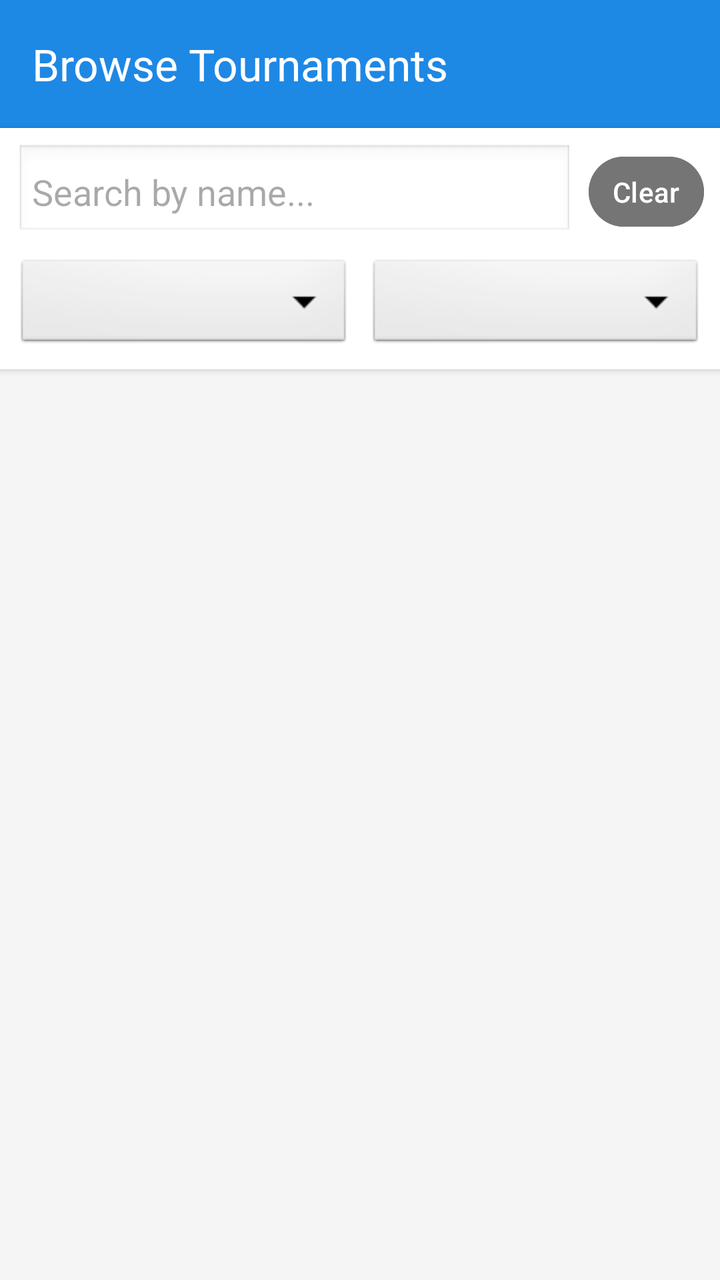
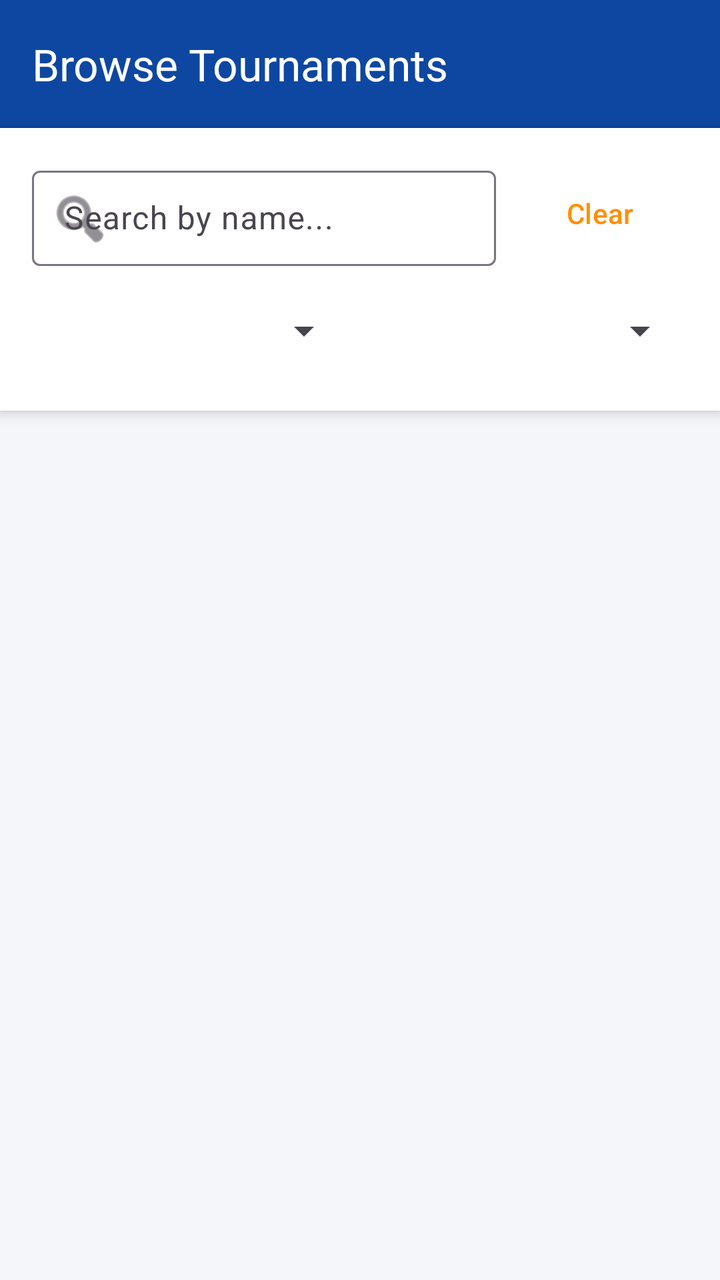

Compare the two renders of this Android layout. The source of the first and the diff that turns it into the second are given below.
<!-- AndroidManifest.xml: application theme Theme.SPORTSHUB -->
<!-- res/layout/activity_player_tournament_list.xml -->
<?xml version="1.0" encoding="utf-8"?>
<androidx.constraintlayout.widget.ConstraintLayout xmlns:android="http://schemas.android.com/apk/res/android"
    xmlns:app="http://schemas.android.com/apk/res-auto"
    android:layout_width="match_parent"
    android:layout_height="match_parent"
    android:background="@color/background">

    <androidx.appcompat.widget.Toolbar
        android:id="@+id/toolbarPlayerList"
        android:layout_width="match_parent"
        android:layout_height="?attr/actionBarSize"
        android:background="@color/primary"
        android:theme="@style/ThemeOverlay.AppCompat.Dark.ActionBar"
        app:popupTheme="@style/ThemeOverlay.AppCompat.Light"
        app:title="Browse Tournaments"
        app:titleTextColor="@color/white"
        app:layout_constraintTop_toTopOf="parent" />

    <LinearLayout
        android:id="@+id/layoutPlayerFilters"
        android:layout_width="match_parent"
        android:layout_height="wrap_content"
        android:orientation="vertical"
        android:padding="8dp"
        android:background="@color/white"
        android:elevation="2dp"
        app:layout_constraintTop_toBottomOf="@id/toolbarPlayerList">

        <LinearLayout
            android:layout_width="match_parent"
            android:layout_height="wrap_content"
            android:orientation="horizontal"
            android:gravity="center_vertical">

            <EditText
                android:id="@+id/etPlayerSearch"
                android:layout_width="0dp"
                android:layout_height="wrap_content"
                android:layout_weight="1"
                android:hint="Search by name..."
                android:inputType="text"
                android:maxLines="1"
                android:background="@android:drawable/edit_text"
                android:padding="8dp"
                android:layout_marginEnd="8dp"/>

            <Button
                android:id="@+id/btnPlayerClearFilters"
                android:layout_width="wrap_content"
                android:layout_height="wrap_content"
                android:text="Clear"
                android:minHeight="0dp"
                android:minWidth="0dp"
                android:paddingHorizontal="12dp"
                android:paddingVertical="8dp"
                android:backgroundTint="@color/text_secondary"
                android:textColor="@color/white" />
        </LinearLayout>

        <LinearLayout
            android:layout_width="match_parent"
            android:layout_height="wrap_content"
            android:orientation="horizontal"
            android:layout_marginTop="8dp">

            <Spinner
                android:id="@+id/spnPlayerSportFilter"
                android:layout_width="0dp"
                android:layout_height="wrap_content"
                android:layout_weight="1"
                android:background="@android:drawable/btn_dropdown"
                android:layout_marginEnd="4dp" />

            <Spinner
                android:id="@+id/spnPlayerStatusFilter"
                android:layout_width="0dp"
                android:layout_height="wrap_content"
                android:layout_weight="1"
                android:background="@android:drawable/btn_dropdown"
                android:layout_marginStart="4dp" />
        </LinearLayout>
    </LinearLayout>

    <TextView
        android:id="@+id/tvPlayerEmptyState"
        android:layout_width="wrap_content"
        android:layout_height="wrap_content"
        android:text="No tournaments available right now."
        android:textColor="@color/text_secondary"
        android:textSize="16sp"
        android:visibility="gone"
        app:layout_constraintBottom_toBottomOf="parent"
        app:layout_constraintEnd_toEndOf="parent"
        app:layout_constraintStart_toStartOf="parent"
        app:layout_constraintTop_toBottomOf="@id/layoutPlayerFilters" />

    <ListView
        android:id="@+id/lvPlayerTournaments"
        android:layout_width="0dp"
        android:layout_height="0dp"
        android:divider="@android:color/transparent"
        android:dividerHeight="0dp"
        app:layout_constraintBottom_toBottomOf="parent"
        app:layout_constraintEnd_toEndOf="parent"
        app:layout_constraintStart_toStartOf="parent"
        app:layout_constraintTop_toBottomOf="@id/layoutPlayerFilters" />

</androidx.constraintlayout.widget.ConstraintLayout>
<!-- resources referenced by this layout -->
<resources>
  <color name="background">#F5F5F5</color>
  <color name="primary">#1E88E5</color>
  <color name="text_secondary">#757575</color>
  <color name="white">#FFFFFFFF</color>
  <style name="Theme.SPORTSHUB" parent="Base.Theme.SPORTSHUB" />
  <style name="Base.Theme.SPORTSHUB" parent="Theme.Material3.DayNight.NoActionBar">
          
          
      </style>
</resources>

<!-- the commit's change to res/layout/activity_player_tournament_list.xml (unified diff, before → after) -->
@@ -3,17 +3,17 @@
     xmlns:app="http://schemas.android.com/apk/res-auto"
     android:layout_width="match_parent"
     android:layout_height="match_parent"
-    android:background="@color/background">
+    android:background="?android:attr/colorBackground">
 
     <androidx.appcompat.widget.Toolbar
         android:id="@+id/toolbarPlayerList"
         android:layout_width="match_parent"
         android:layout_height="?attr/actionBarSize"
-        android:background="@color/primary"
+        android:background="?attr/colorPrimary"
         android:theme="@style/ThemeOverlay.AppCompat.Dark.ActionBar"
         app:popupTheme="@style/ThemeOverlay.AppCompat.Light"
         app:title="Browse Tournaments"
-        app:titleTextColor="@color/white"
+        app:titleTextColor="?attr/colorOnPrimary"
         app:layout_constraintTop_toTopOf="parent" />
 
     <LinearLayout
@@ -21,62 +21,62 @@
         android:layout_width="match_parent"
         android:layout_height="wrap_content"
         android:orientation="vertical"
-        android:padding="8dp"
-        android:background="@color/white"
-        android:elevation="2dp"
+        android:padding="16dp"
+        android:background="?attr/colorSurface"
+        android:elevation="4dp"
         app:layout_constraintTop_toBottomOf="@id/toolbarPlayerList">
 
         <LinearLayout
             android:layout_width="match_parent"
             android:layout_height="wrap_content"
             android:orientation="horizontal"
-            android:gravity="center_vertical">
+            android:gravity="center_vertical"
+            android:layout_marginBottom="8dp">
 
-            <EditText
-                android:id="@+id/etPlayerSearch"
+            <com.google.android.material.textfield.TextInputLayout
+                android:id="@+id/tilPlayerSearch"
+                style="@style/Widget.Material3.TextInputLayout.OutlinedBox.Dense"
                 android:layout_width="0dp"
                 android:layout_height="wrap_content"
                 android:layout_weight="1"
                 android:hint="Search by name..."
-                android:inputType="text"
-                android:maxLines="1"
-                android:background="@android:drawable/edit_text"
-                android:padding="8dp"
-                android:layout_marginEnd="8dp"/>
+                app:startIconDrawable="@android:drawable/ic_menu_search"
+                android:layout_marginEnd="8dp">
 
-            <Button
+                <com.google.android.material.textfield.TextInputEditText
+                    android:id="@+id/etPlayerSearch"
+                    android:layout_width="match_parent"
+                    android:layout_height="wrap_content"
+                    android:inputType="text"
+                    android:maxLines="1" />
+            </com.google.android.material.textfield.TextInputLayout>
+
+            <com.google.android.material.button.MaterialButton
                 android:id="@+id/btnPlayerClearFilters"
+                style="@style/Widget.Material3.Button.TextButton"
                 android:layout_width="wrap_content"
                 android:layout_height="wrap_content"
                 android:text="Clear"
-                android:minHeight="0dp"
-                android:minWidth="0dp"
-                android:paddingHorizontal="12dp"
-                android:paddingVertical="8dp"
-                android:backgroundTint="@color/text_secondary"
-                android:textColor="@color/white" />
+                android:textColor="?attr/colorSecondary" />
         </LinearLayout>
 
         <LinearLayout
             android:layout_width="match_parent"
             android:layout_height="wrap_content"
-            android:orientation="horizontal"
-            android:layout_marginTop="8dp">
+            android:orientation="horizontal">
 
             <Spinner
                 android:id="@+id/spnPlayerSportFilter"
                 android:layout_width="0dp"
-                android:layout_height="wrap_content"
+                android:layout_height="48dp"
                 android:layout_weight="1"
-                android:background="@android:drawable/btn_dropdown"
                 android:layout_marginEnd="4dp" />
 
             <Spinner
                 android:id="@+id/spnPlayerStatusFilter"
                 android:layout_width="0dp"
-                android:layout_height="wrap_content"
+                android:layout_height="48dp"
                 android:layout_weight="1"
-                android:background="@android:drawable/btn_dropdown"
                 android:layout_marginStart="4dp" />
         </LinearLayout>
     </LinearLayout>
@@ -86,8 +86,12 @@
         android:layout_width="wrap_content"
         android:layout_height="wrap_content"
         android:text="No tournaments available right now."
-        android:textColor="@color/text_secondary"
-        android:textSize="16sp"
+        android:textColor="?android:attr/textColorSecondary"
+        android:textAppearance="?attr/textAppearanceBodyLarge"
+        android:gravity="center"
+        android:drawableTop="@drawable/ic_dash_tournament"
+        app:drawableTint="?attr/colorSecondary"
+        android:drawablePadding="8dp"
         android:visibility="gone"
         app:layout_constraintBottom_toBottomOf="parent"
         app:layout_constraintEnd_toEndOf="parent"
@@ -100,6 +104,8 @@
         android:layout_height="0dp"
         android:divider="@android:color/transparent"
         android:dividerHeight="0dp"
+        android:paddingTop="8dp"
+        android:clipToPadding="false"
         app:layout_constraintBottom_toBottomOf="parent"
         app:layout_constraintEnd_toEndOf="parent"
         app:layout_constraintStart_toStartOf="parent"
<!-- resource entries referenced after the edit -->
@@ -1,13 +1,31 @@
 <!-- resources referenced by this layout -->
 <resources>
-  <color name="background">#F5F5F5</color>
-  <color name="primary">#1E88E5</color>
-  <color name="text_secondary">#757575</color>
-  <color name="white">#FFFFFFFF</color>
+  <!-- drawable ic_dash_tournament (drawable) -->
+  <vector xmlns:android="http://schemas.android.com/apk/res/android"
+      android:width="24dp"
+      android:height="24dp"
+      android:viewportWidth="24"
+      android:viewportHeight="24">
+      <path
+          android:fillColor="#FFFFFFFF"
+          android:pathData="M19,5h-2V3H7v2H5C3.9,5 3,5.9 3,7v1c0,2.55 1.92,4.63 4.39,4.94c0.63,1.5 1.98,2.63 3.61,2.96V19H7v2h10v-2h-4v-3.1c1.63,-0.33 2.98,-1.46 3.61,-2.96C19.08,12.63 21,10.55 21,8V7C21,5.9 20.1,5 19,5zM5,8V7h2v3.82C5.84,10.4 5,9.3 5,8zM19,8c0,1.3 -0.84,2.4 -2,2.82V7h2V8z" />
+  </vector>
+  <color name="background">#F5F6FA</color>
+  <color name="surface">#FFFFFF</color>
+  <color name="primary">#0D47A1</color>
+  <color name="text_on_primary">#FFFFFF</color>
+  <color name="primary_dark">#002171</color>
+  <color name="secondary">#FF8F00</color>
+  <color name="error">#B00020</color>
   <style name="Theme.SPORTSHUB" parent="Base.Theme.SPORTSHUB" />
   <style name="Base.Theme.SPORTSHUB" parent="Theme.Material3.DayNight.NoActionBar">
-          
-          
+          <item name="colorPrimary">@color/primary</item>
+          <item name="colorOnPrimary">@color/text_on_primary</item>
+          <item name="colorPrimaryDark">@color/primary_dark</item>
+          <item name="colorSecondary">@color/secondary</item>
+          <item name="colorError">@color/error</item>
+          <item name="android:colorBackground">@color/background</item>
+          <item name="colorSurface">@color/surface</item>
       </style>
 </resources>
 
